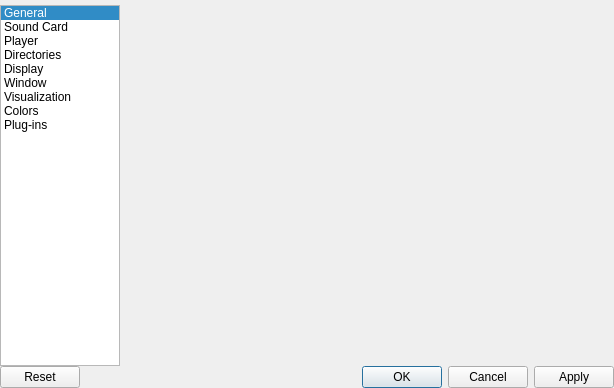
First picture: the form in ui/SetupWindow.ui, repository ModPlugPlayer/ModPlugPlayer, before the edit.
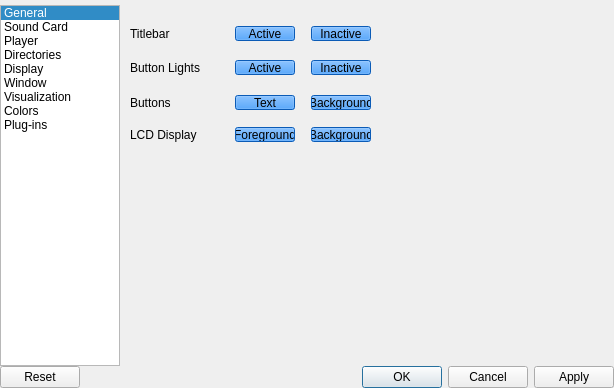
Second picture: the form after the edit. The open tabs and pages were chosen to show the change.

```diff
--- a/ui/SetupWindow.ui
+++ b/ui/SetupWindow.ui
@@ -940,7 +940,304 @@
            </layout>
           </widget>
          </widget>
-         <widget class="QWidget" name="visualizationPage"/>
+         <widget class="QWidget" name="visualizationPage">
+          <widget class="QWidget" name="gridLayoutWidget">
+           <property name="geometry">
+            <rect>
+             <x>10</x>
+             <y>10</y>
+             <width>241</width>
+             <height>141</height>
+            </rect>
+           </property>
+           <layout class="QGridLayout" name="gridLayout_7">
+            <item row="0" column="0">
+             <widget class="QLabel" name="label_10">
+              <property name="text">
+               <string>Titlebar</string>
+              </property>
+             </widget>
+            </item>
+            <item row="2" column="0">
+             <widget class="QLabel" name="label_16">
+              <property name="text">
+               <string>Buttons</string>
+              </property>
+             </widget>
+            </item>
+            <item row="0" column="1">
+             <widget class="QPushButton" name="pushButton_TitleBar_Active">
+              <property name="sizePolicy">
+               <sizepolicy hsizetype="Fixed" vsizetype="Fixed">
+                <horstretch>0</horstretch>
+                <verstretch>0</verstretch>
+               </sizepolicy>
+              </property>
+              <property name="minimumSize">
+               <size>
+                <width>60</width>
+                <height>15</height>
+               </size>
+              </property>
+              <property name="maximumSize">
+               <size>
+                <width>60</width>
+                <height>15</height>
+               </size>
+              </property>
+              <property name="styleSheet">
+               <string notr="true">QPushButton{
+	background-color: rgb(15, 128, 255);
+}</string>
+              </property>
+              <property name="text">
+               <string>Active</string>
+              </property>
+             </widget>
+            </item>
+            <item row="1" column="3">
+             <widget class="QPushButton" name="pushButton_8">
+              <property name="sizePolicy">
+               <sizepolicy hsizetype="Fixed" vsizetype="Fixed">
+                <horstretch>0</horstretch>
+                <verstretch>0</verstretch>
+               </sizepolicy>
+              </property>
+              <property name="minimumSize">
+               <size>
+                <width>60</width>
+                <height>15</height>
+               </size>
+              </property>
+              <property name="maximumSize">
+               <size>
+                <width>60</width>
+                <height>15</height>
+               </size>
+              </property>
+              <property name="styleSheet">
+               <string notr="true">QPushButton{
+	background-color: rgb(15, 128, 255);
+}</string>
+              </property>
+              <property name="text">
+               <string>Inactive</string>
+              </property>
+             </widget>
+            </item>
+            <item row="0" column="3">
+             <widget class="QPushButton" name="pushButton_TitleBar_Inactive">
+              <property name="sizePolicy">
+               <sizepolicy hsizetype="Fixed" vsizetype="Fixed">
+                <horstretch>0</horstretch>
+                <verstretch>0</verstretch>
+               </sizepolicy>
+              </property>
+              <property name="minimumSize">
+               <size>
+                <width>60</width>
+                <height>15</height>
+               </size>
+              </property>
+              <property name="maximumSize">
+               <size>
+                <width>60</width>
+                <height>15</height>
+               </size>
+              </property>
+              <property name="styleSheet">
+               <string notr="true">QPushButton{
+	background-color: rgb(15, 128, 255);
+}</string>
+              </property>
+              <property name="text">
+               <string>Inactive</string>
+              </property>
+             </widget>
+            </item>
+            <item row="1" column="1">
+             <widget class="QPushButton" name="pushButton_5">
+              <property name="sizePolicy">
+               <sizepolicy hsizetype="Fixed" vsizetype="Fixed">
+                <horstretch>0</horstretch>
+                <verstretch>0</verstretch>
+               </sizepolicy>
+              </property>
+              <property name="minimumSize">
+               <size>
+                <width>60</width>
+                <height>15</height>
+               </size>
+              </property>
+              <property name="maximumSize">
+               <size>
+                <width>60</width>
+                <height>15</height>
+               </size>
+              </property>
+              <property name="styleSheet">
+               <string notr="true">QPushButton{
+	background-color: rgb(15, 128, 255);
+}</string>
+              </property>
+              <property name="text">
+               <string>Active</string>
+              </property>
+             </widget>
+            </item>
+            <item row="3" column="0">
+             <widget class="QLabel" name="label_17">
+              <property name="text">
+               <string>LCD Display</string>
+              </property>
+             </widget>
+            </item>
+            <item row="3" column="3">
+             <widget class="QPushButton" name="pushButton_12">
+              <property name="sizePolicy">
+               <sizepolicy hsizetype="Fixed" vsizetype="Fixed">
+                <horstretch>0</horstretch>
+                <verstretch>0</verstretch>
+               </sizepolicy>
+              </property>
+              <property name="minimumSize">
+               <size>
+                <width>60</width>
+                <height>15</height>
+               </size>
+              </property>
+              <property name="maximumSize">
+               <size>
+                <width>60</width>
+                <height>15</height>
+               </size>
+              </property>
+              <property name="styleSheet">
+               <string notr="true">QPushButton{
+	background-color: rgb(15, 128, 255);
+}</string>
+              </property>
+              <property name="text">
+               <string>Background</string>
+              </property>
+             </widget>
+            </item>
+            <item row="2" column="3">
+             <widget class="QPushButton" name="pushButton_10">
+              <property name="sizePolicy">
+               <sizepolicy hsizetype="Fixed" vsizetype="Fixed">
+                <horstretch>0</horstretch>
+                <verstretch>0</verstretch>
+               </sizepolicy>
+              </property>
+              <property name="minimumSize">
+               <size>
+                <width>60</width>
+                <height>15</height>
+               </size>
+              </property>
+              <property name="maximumSize">
+               <size>
+                <width>60</width>
+                <height>15</height>
+               </size>
+              </property>
+              <property name="styleSheet">
+               <string notr="true">QPushButton{
+	background-color: rgb(15, 128, 255);
+}</string>
+              </property>
+              <property name="text">
+               <string>Background</string>
+              </property>
+             </widget>
+            </item>
+            <item row="3" column="1">
+             <widget class="QPushButton" name="pushButton_11">
+              <property name="sizePolicy">
+               <sizepolicy hsizetype="Fixed" vsizetype="Fixed">
+                <horstretch>0</horstretch>
+                <verstretch>0</verstretch>
+               </sizepolicy>
+              </property>
+              <property name="minimumSize">
+               <size>
+                <width>60</width>
+                <height>15</height>
+               </size>
+              </property>
+              <property name="maximumSize">
+               <size>
+                <width>60</width>
+                <height>15</height>
+               </size>
+              </property>
+              <property name="styleSheet">
+               <string notr="true">QPushButton{
+	background-color: rgb(15, 128, 255);
+}</string>
+              </property>
+              <property name="text">
+               <string>Foreground</string>
+              </property>
+             </widget>
+            </item>
+            <item row="2" column="1">
+             <widget class="QPushButton" name="pushButton_9">
+              <property name="sizePolicy">
+               <sizepolicy hsizetype="Fixed" vsizetype="Fixed">
+                <horstretch>0</horstretch>
+                <verstretch>0</verstretch>
+               </sizepolicy>
+              </property>
+              <property name="minimumSize">
+               <size>
+                <width>60</width>
+                <height>15</height>
+               </size>
+              </property>
+              <property name="maximumSize">
+               <size>
+                <width>60</width>
+                <height>15</height>
+               </size>
+              </property>
+              <property name="styleSheet">
+               <string notr="true">QPushButton{
+	background-color: rgb(15, 128, 255);
+}</string>
+              </property>
+              <property name="text">
+               <string>Text</string>
+              </property>
+             </widget>
+            </item>
+            <item row="1" column="0">
+             <widget class="QLabel" name="label_13">
+              <property name="text">
+               <string>Button Lights</string>
+              </property>
+             </widget>
+            </item>
+            <item row="1" column="2">
+             <spacer name="horizontalSpacer">
+              <property name="orientation">
+               <enum>Qt::Horizontal</enum>
+              </property>
+              <property name="sizeType">
+               <enum>QSizePolicy::Fixed</enum>
+              </property>
+              <property name="sizeHint" stdset="0">
+               <size>
+                <width>10</width>
+                <height>20</height>
+               </size>
+              </property>
+             </spacer>
+            </item>
+           </layout>
+          </widget>
+         </widget>
          <widget class="QWidget" name="colorsPage"/>
          <widget class="QWidget" name="pluginsPage"/>
         </widget>
```
Left out of the diff: 2 changed lines with no effect on the pictures.
